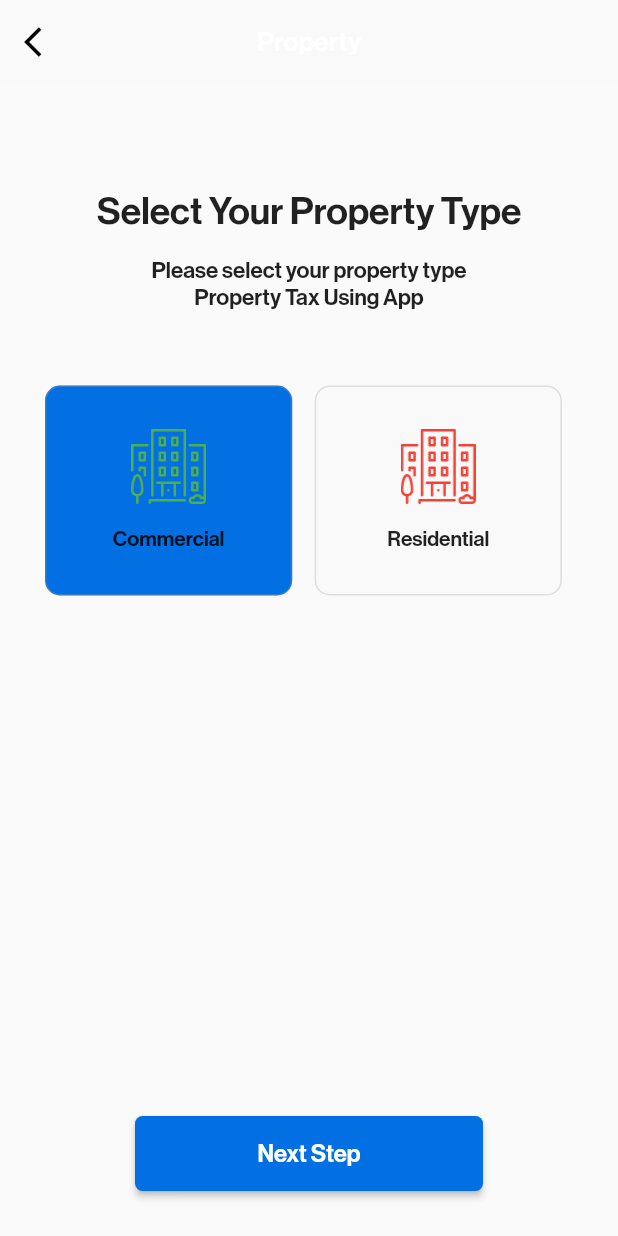
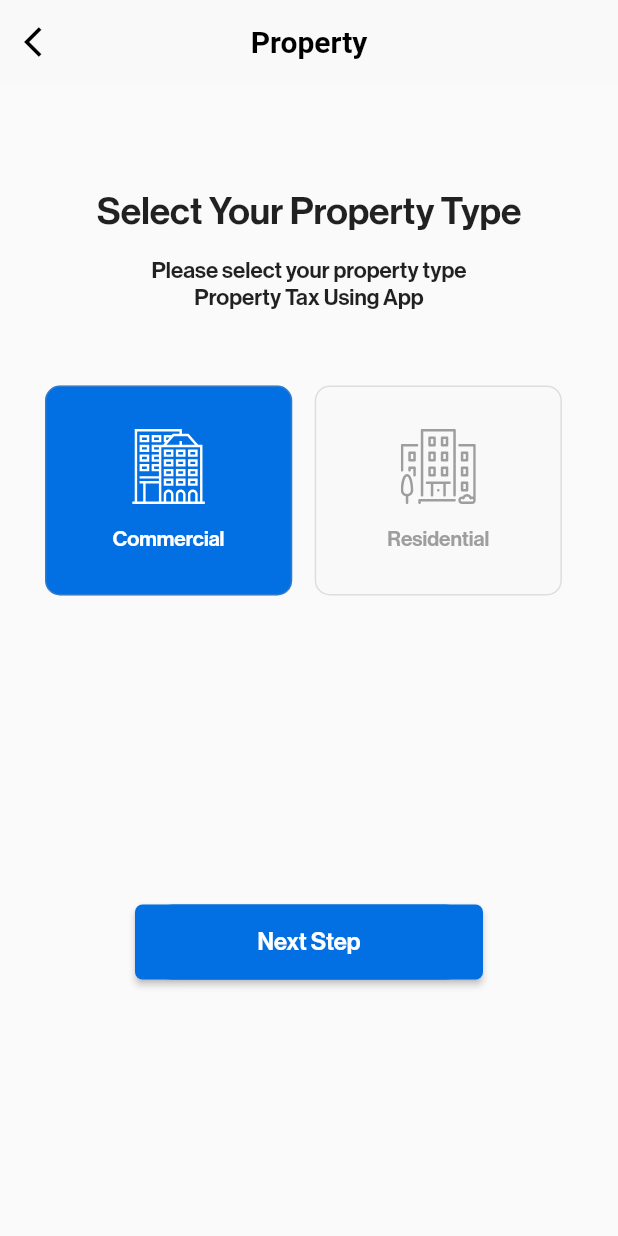
Before and after one commit to SalahCheihbi/login_ui, a Flutter app: the RegisterScreen screen opened directly, on a phone screen of 412 x 824 dp. Run offline on Flutter 3.47's test engine with Material 2 defaults, Android fonts, the phone set to English and light mode, and no system bars; our stand-ins replace flutter_svg, hexcolor.

Commit message:
register form

```diff
--- a/lib/modules/register/register_step1.dart
+++ b/lib/modules/register/register_step1.dart
@@ -1,9 +1,9 @@
 import 'package:flutter/material.dart';
+import 'package:flutter_svg/flutter_svg.dart';
 import 'package:hexcolor/hexcolor.dart';
 import 'package:login_ui/modules/register/register_forum.dart';
 import 'package:login_ui/shared/component/component.dart';
 import 'package:login_ui/shared/style/colors.dart';
-import 'package:flutter_svg_provider/flutter_svg_provider.dart';
 
 class RegisterScreen extends StatefulWidget {
   const RegisterScreen({Key? key}) : super(key: key);
@@ -26,11 +26,13 @@ class _RegisterScreenState extends State<RegisterScreen> {
         ),
         title: const Text(
           'Property',
-          style: TextStyle(fontSize: 18, fontWeight: FontWeight.w700),
+          style: TextStyle(fontSize: 20, fontWeight: FontWeight.w700),
         ),
         centerTitle: true,
       ),
-      body: Padding(
+      body: SingleChildScrollView(
+        physics: const BouncingScrollPhysics(),
+        child: Padding(
           padding: const EdgeInsets.all(30.0),
           child: Column(
             children: [
@@ -86,16 +88,20 @@ class _RegisterScreenState extends State<RegisterScreen> {
                       child: Column(
                         mainAxisAlignment: MainAxisAlignment.center,
                         children: [
-                        Image(
+                          SvgPicture.asset(
+                            'assets/images/51_buildings.svg',
+                            color: _isActive ? Colors.white : Colors.grey,
+                            width: 50,
                             height: 50,
-                          width: 50,
-                          image: Svg('assets/images/05.svg',
-                              color: _isActive ? Colors.green : Colors.red),
                           ),
                           const SizedBox(
                             height: 15,
                           ),
-                        const Text('Commercial'),
+                          Text(
+                            'Commercial',
+                            style: TextStyle(
+                                color: _isActive ? Colors.white : Colors.grey),
+                          ),
                         ],
                       ),
                     ),
@@ -120,23 +126,30 @@ class _RegisterScreenState extends State<RegisterScreen> {
                           )),
                       child: Column(
                         mainAxisAlignment: MainAxisAlignment.center,
-                      children: const [
-                        Image(
+                        children: [
+                          SvgPicture.asset(
+                            'assets/images/05.svg',
+                            color: _isActive ? Colors.grey : Colors.white,
+                            width: 50,
                             height: 50,
-                          width: 50,
-                          image: Svg('assets/images/05.svg', color: Colors.red),
                           ),
-                        SizedBox(
+                          const SizedBox(
                             height: 15,
                           ),
-                        Text('Residential'),
+                          Text(
+                            'Residential',
+                            style: TextStyle(
+                                color: _isActive ? Colors.grey : Colors.white),
+                          ),
                         ],
                       ),
                     ),
                   )
                 ],
               ),
-            const Spacer(),
+              SizedBox(
+                height: MediaQuery.of(context).size.height * 0.25,
+              ),
               Padding(
                 padding: const EdgeInsets.symmetric(horizontal: 60),
                 child: defaultButton(
@@ -154,6 +167,7 @@ class _RegisterScreenState extends State<RegisterScreen> {
             ],
           ),
         ),
+      ),
     );
   }
 }
--- a/lib/shared/style/theme.dart
+++ b/lib/shared/style/theme.dart
@@ -10,5 +10,10 @@ ThemeData themeData = ThemeData(
     iconTheme: const IconThemeData(color: Colors.black),
     color: HexColor("#F9F9F9"),
     elevation: 0.0,
+    titleTextStyle: const TextStyle(
+      color: Colors.black,
+      fontSize: 18,
+      fontWeight: FontWeight.w700,
+    ),
   ),
 );
--- a/pubspec.yaml
+++ b/pubspec.yaml
@@ -31,7 +31,7 @@ dependencies:
 
   cupertino_icons: ^1.0.2
   hexcolor: ^2.0.6
-  flutter_svg_provider: ^1.0.3
+  flutter_svg: ^1.0.3
 
 
 dev_dependencies:
```
Also changed, not shown: lib/modules/register/register_forum.dart (+121 -1 lines), lib/shared/component/component.dart (+14 -0 lines), assets/images/51_buildings.svg (added), pubspec.lock. Lines whose indentation alone changed are shown as unchanged.
